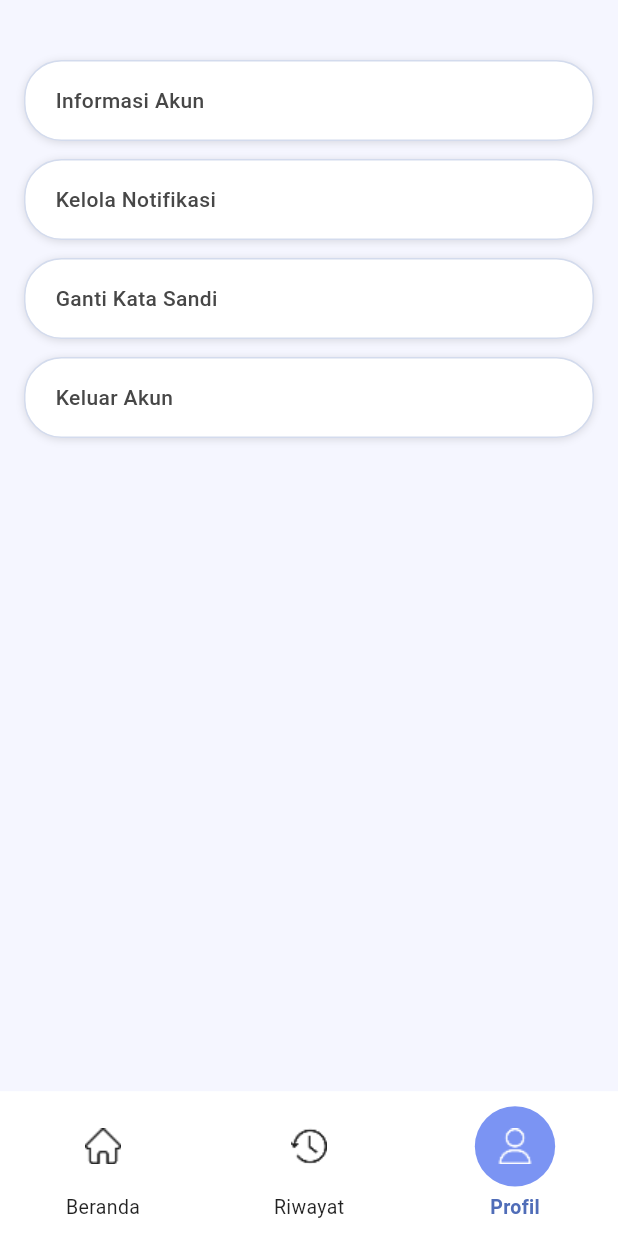
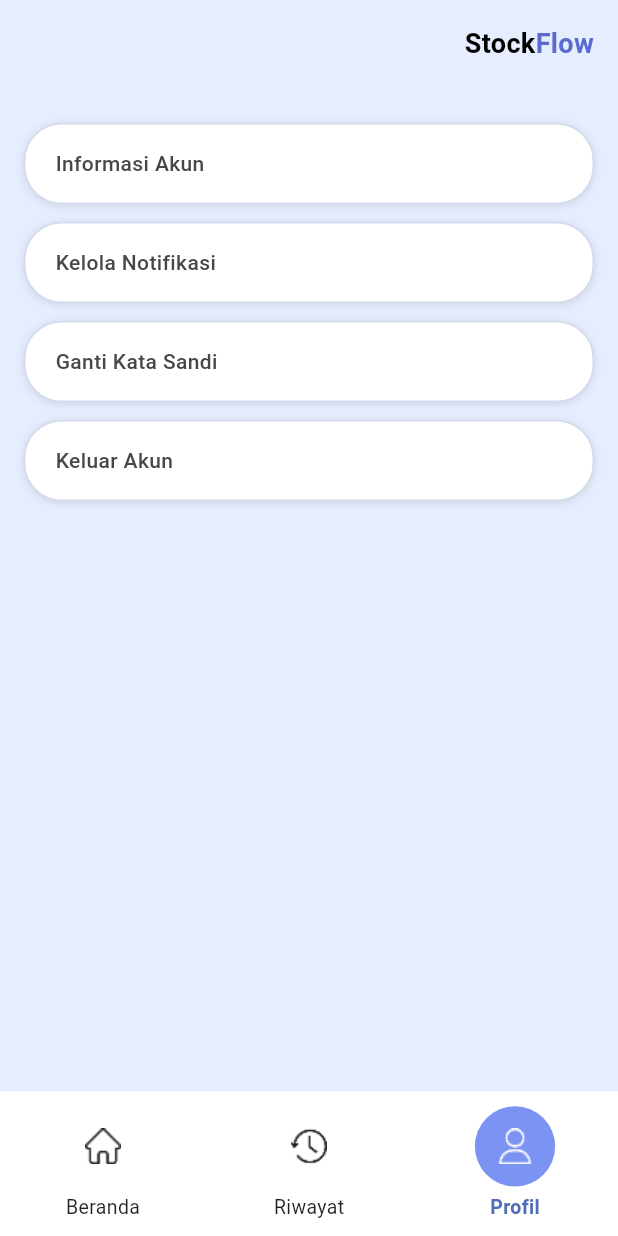
Before and after one commit to OrionZ12/StockFlow-tubes, a Flutter app: the ProfilePage screen opened by its route, on a phone screen of 412 x 824 dp. Run offline on Flutter 3.47's test engine with Material 3 defaults, Android fonts, the light colour scheme and no system bars; our stand-ins replace cloud_firestore, firebase_auth, firebase_core, go_router, google_sign_in; accounts and stored records are empty; Roboto replaces fonts that are missing (RobotoSerif).

Commit message:
perbaikin profile screen

```diff
--- a/lib/screen/profile_screen.dart
+++ b/lib/screen/profile_screen.dart
@@ -121,11 +121,41 @@ class _ProfilePageState extends State<ProfilePage> {
 
   @override
   Widget build(BuildContext context) {
-    return Padding(
+    return Scaffold(
+      backgroundColor: const Color(0xFFE6EDFE),
+      body: SafeArea(
+        child: Padding(
           padding: const EdgeInsets.symmetric(horizontal: 16),
           child: Column(
             children: [
+              const SizedBox(height: 16),
+
+              // Header StockFlow kanan atas
+              Row(
+                children: const [
+                  Spacer(),
+                  Text(
+                    'Stock',
+                    style: TextStyle(
+                      fontSize: 18,
+                      fontWeight: FontWeight.w600,
+                      color: Colors.black,
+                    ),
+                  ),
+                  Text(
+                    'Flow',
+                    style: TextStyle(
+                      fontSize: 18,
+                      fontWeight: FontWeight.w600,
+                      color: Color(0xFF5A6ACF),
+                    ),
+                  ),
+                ],
+              ),
+
               const SizedBox(height: 40),
+
+              // List menu
               Expanded(
                 child: ListView(
                   children: [
@@ -139,7 +169,7 @@ class _ProfilePageState extends State<ProfilePage> {
                     ),
                     _menu(
                       "Ganti Kata Sandi",
-                      () => context.go(AppRoutes.changePassword), // ⬅️ ini yang penting
+                          () => context.go(AppRoutes.changePassword),
                     ),
                     _menu(
                       "Keluar Akun",
@@ -149,6 +179,8 @@ class _ProfilePageState extends State<ProfilePage> {
                 ),
               ),
             ],
+          ),
+        ),
       ),
     );
   }
```
Lines whose indentation alone changed are shown as unchanged.
